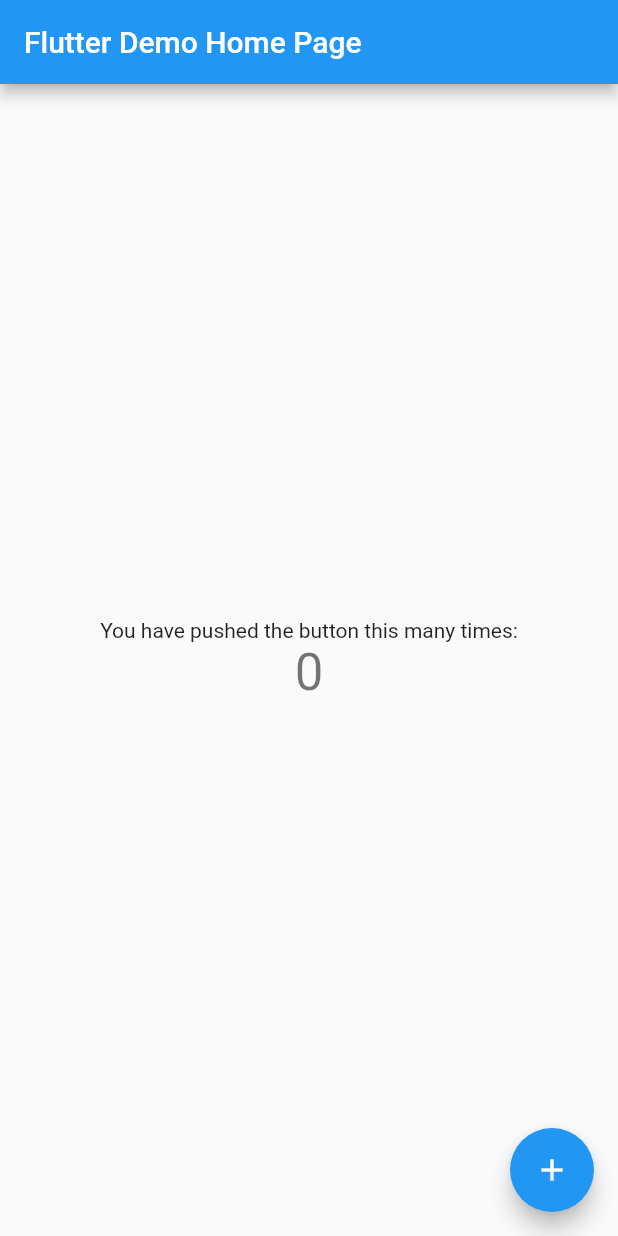
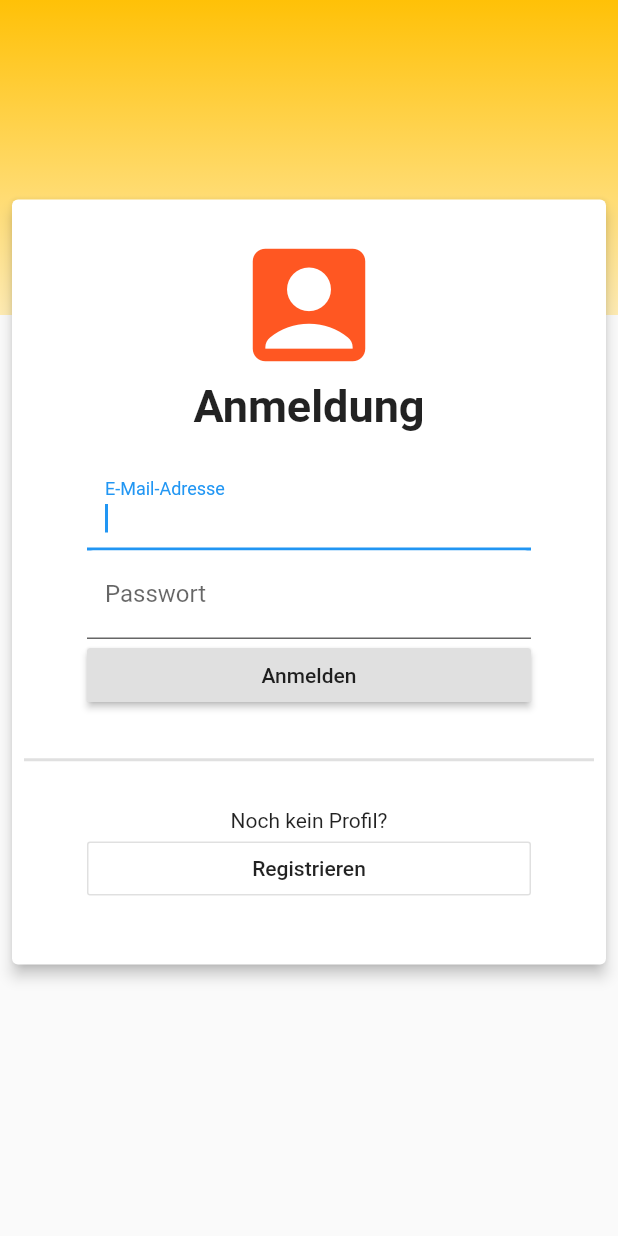
Before and after one commit to thorstenschenkel/t7coach, a Flutter app: the screen it shows after launch, on a phone screen of 412 x 824 dp. Run offline on Flutter 3.47's test engine with Material 2 defaults, Android fonts, the light colour scheme and no system bars.

Commit message:
first version of sign form

```diff
--- a/t7coach/lib/main.dart
+++ b/t7coach/lib/main.dart
@@ -1,4 +1,5 @@
 import 'package:flutter/material.dart';
+import 'package:t7coach/screens/wrapper.dart';
 
 void main() => runApp(MyApp());
 
@@ -7,7 +8,7 @@
   @override
   Widget build(BuildContext context) {
     return MaterialApp(
-      title: 'Flutter Demo',
+      title: 'T7 Coach',
       theme: ThemeData(
         // This is the theme of your application.
         //
@@ -19,93 +20,17 @@
         // Notice that the counter didn't reset back to zero; the application
         // is not restarted.
         primarySwatch: Colors.blue,
+
+//          .dark-primary-color { background: #FFA000; }
+//          .default-primary-color { background: #FFC107; }
+//          .light-primary-color { background: #FFECB3; }
+//          .text-primary-color { color: #212121; }
+//          .accent-color { background: #FF5722; }
+//          .primary-text-color { color: #212121; }
+//          .secondary-text-color { color: #757575; }
+//          .divider-color { border-color: #BDBDBD; }
       ),
-      home: MyHomePage(title: 'Flutter Demo Home Page'),
+      home: Wrapper(),
     );
   }
 }
-
-class MyHomePage extends StatefulWidget {
-  MyHomePage({Key key, this.title}) : super(key: key);
-
-  // This widget is the home page of your application. It is stateful, meaning
-  // that it has a State object (defined below) that contains fields that affect
-  // how it looks.
-
-  // This class is the configuration for the state. It holds the values (in this
-  // case the title) provided by the parent (in this case the App widget) and
-  // used by the build method of the State. Fields in a Widget subclass are
-  // always marked "final".
-
-  final String title;
-
-  @override
-  _MyHomePageState createState() => _MyHomePageState();
-}
-
-class _MyHomePageState extends State<MyHomePage> {
-  int _counter = 0;
-
-  void _incrementCounter() {
-    setState(() {
-      // This call to setState tells the Flutter framework that something has
-      // changed in this State, which causes it to rerun the build method below
-      // so that the display can reflect the updated values. If we changed
-      // _counter without calling setState(), then the build method would not be
-      // called again, and so nothing would appear to happen.
-      _counter++;
-    });
-  }
-
-  @override
-  Widget build(BuildContext context) {
-    // This method is rerun every time setState is called, for instance as done
-    // by the _incrementCounter method above.
-    //
-    // The Flutter framework has been optimized to make rerunning build methods
-    // fast, so that you can just rebuild anything that needs updating rather
-    // than having to individually change instances of widgets.
-    return Scaffold(
-      appBar: AppBar(
-        // Here we take the value from the MyHomePage object that was created by
-        // the App.build method, and use it to set our appbar title.
-        title: Text(widget.title),
-      ),
-      body: Center(
-        // Center is a layout widget. It takes a single child and positions it
-        // in the middle of the parent.
-        child: Column(
-          // Column is also a layout widget. It takes a list of children and
-          // arranges them vertically. By default, it sizes itself to fit its
-          // children horizontally, and tries to be as tall as its parent.
-          //
-          // Invoke "debug painting" (press "p" in the console, choose the
-          // "Toggle Debug Paint" action from the Flutter Inspector in Android
-          // Studio, or the "Toggle Debug Paint" command in Visual Studio Code)
-          // to see the wireframe for each widget.
-          //
-          // Column has various properties to control how it sizes itself and
-          // how it positions its children. Here we use mainAxisAlignment to
-          // center the children vertically; the main axis here is the vertical
-          // axis because Columns are vertical (the cross axis would be
-          // horizontal).
-          mainAxisAlignment: MainAxisAlignment.center,
-          children: <Widget>[
-            Text(
-              'You have pushed the button this many times:',
-            ),
-            Text(
-              '$_counter',
-              style: Theme.of(context).textTheme.display1,
-            ),
-          ],
-        ),
-      ),
-      floatingActionButton: FloatingActionButton(
-        onPressed: _incrementCounter,
-        tooltip: 'Increment',
-        child: Icon(Icons.add),
-      ), // This trailing comma makes auto-formatting nicer for build methods.
-    );
-  }
-}
--- /dev/null
+++ b/t7coach/lib/screens/authenticate/authenticate.dart
@@ -0,0 +1,27 @@
+import 'package:flutter/material.dart';
+import 'package:t7coach/screens/authenticate/register.dart';
+import 'package:t7coach/screens/authenticate/sign_in.dart';
+
+class Authenticate extends StatefulWidget {
+  @override
+  _AuthenticateState createState() => _AuthenticateState();
+}
+
+class _AuthenticateState extends State<Authenticate> {
+
+  bool showSignIn = true;
+  void toogleView() {
+    setState(() {
+      showSignIn = !showSignIn;
+    });
+  }
+
+  @override
+  Widget build(BuildContext context) {
+    if (showSignIn) {
+      return SignIn(toogleView: toogleView);
+    } else {
+      return Register(toogleView: toogleView);
+    }
+  }
+}
--- /dev/null
+++ b/t7coach/lib/screens/authenticate/register.dart
@@ -0,0 +1,17 @@
+import 'package:flutter/material.dart';
+
+class Register extends StatefulWidget {
+  final Function toogleView;
+
+  Register({this.toogleView});
+
+  @override
+  _RegisterState createState() => _RegisterState();
+}
+
+class _RegisterState extends State<Register> {
+  @override
+  Widget build(BuildContext context) {
+    return Container(child: Text('Registrierung'));
+  }
+}
--- /dev/null
+++ b/t7coach/lib/screens/authenticate/sign_in.dart
@@ -0,0 +1,26 @@
+import 'package:flutter/material.dart';
+import 'package:t7coach/screens/authenticate/sign_in_form.dart';
+import 'package:t7coach/shared/widgets/coach_bar.dart';
+
+class SignIn extends StatelessWidget {
+  final Function toogleView;
+
+  SignIn({this.toogleView});
+
+  @override
+  Widget build(BuildContext context) {
+    return Scaffold(
+        body: Stack(children: <Widget>[
+      CoachBar(210.0),
+      SingleChildScrollView(
+        child: Padding(
+          padding: EdgeInsets.only(top: 125),
+          child: Card(
+              elevation: 4.0,
+              margin: const EdgeInsets.all(8.0),
+              child: SignInForm()),
+        ),
+      ),
+    ]));
+  }
+}
--- /dev/null
+++ b/t7coach/lib/screens/authenticate/sign_in_form.dart
@@ -0,0 +1,103 @@
+import 'package:flutter/material.dart';
+import 'package:t7coach/shared/input_constants.dart';
+
+class SignInForm extends StatefulWidget {
+  final Function toogleView;
+
+  SignInForm({this.toogleView});
+
+  @override
+  _SignInFormState createState() => _SignInFormState();
+}
+
+class _SignInFormState extends State<SignInForm> {
+  String email = '';
+  String password = '';
+
+  @override
+  Widget build(BuildContext context) {
+    return Container(
+        padding: EdgeInsets.symmetric(vertical: 20, horizontal: 8),
+        child: Form(
+          child: Column(
+            children: <Widget>[
+              Icon(
+                Icons.account_box,
+                color: Colors.deepOrange,
+                size: 100.0,
+              ),
+              Text(
+                'Anmeldung',
+                style: TextStyle(fontSize: 30, fontWeight: FontWeight.w600),
+              ),
+              Container(
+                padding: EdgeInsets.symmetric(vertical: 20, horizontal: 42),
+                child: Column(
+                  crossAxisAlignment: CrossAxisAlignment.stretch,
+                  children: <Widget>[
+                    TextField(
+                      onChanged: (val) {
+                        setState(() {
+                          email = val;
+                        });
+                      },
+                      onEditingComplete: () {
+                        FocusScope.of(context).nextFocus();
+                      },
+                      autofocus: true,
+                      keyboardType: TextInputType.emailAddress,
+                      textInputAction: TextInputAction.next,
+                      decoration: textInputDecoration.copyWith(
+                          labelText: 'E-Mail-Adresse'),
+                    ),
+                    TextField(
+                      onChanged: (val) {
+                        setState(() {
+                          password = val;
+                        });
+                      },
+                      onEditingComplete: () {
+                        FocusScope.of(context).nextFocus();
+                      },
+                      keyboardType: TextInputType.visiblePassword,
+                      textInputAction: TextInputAction.done,
+                      obscureText: true,
+                      decoration:
+                          textInputDecoration.copyWith(labelText: 'Passwort'),
+                    ),
+                    RaisedButton(
+                        onPressed: () {
+                          print('Email: $email');
+                          print('Passwor: $password');
+                        },
+                        child: Text('Anmelden')),
+                  ],
+                ),
+              ),
+              Divider(
+                height: 25,
+                thickness: 2,
+              ),
+              Container(
+                padding: EdgeInsets.symmetric(vertical: 20, horizontal: 42),
+                child: Column(
+                  crossAxisAlignment: CrossAxisAlignment.stretch,
+                  children: <Widget>[
+                    Text(
+                      'Noch kein Profil?',
+                      textAlign: TextAlign.center,
+                    ),
+                    OutlineButton(
+                      onPressed: () {
+                        widget.toogleView();
+                      },
+                      child: Text('Registrieren'),
+                    ),
+                  ],
+                ),
+              )
+            ],
+          ),
+        ));
+  }
+}
--- /dev/null
+++ b/t7coach/lib/screens/home/home.dart
@@ -0,0 +1,10 @@
+import 'package:flutter/material.dart';
+
+class Home extends StatelessWidget {
+  @override
+  Widget build(BuildContext context) {
+    return Container(
+      child: Text('home'),
+    );
+  }
+}
--- /dev/null
+++ b/t7coach/lib/screens/wrapper.dart
@@ -0,0 +1,17 @@
+import 'package:flutter/material.dart';
+import 'package:t7coach/screens/authenticate/authenticate.dart';
+import 'package:t7coach/screens/home/home.dart';
+
+class Wrapper extends StatelessWidget {
+  @override
+  Widget build(BuildContext context) {
+    final user = null;
+
+    // return Home or Authenticate widget
+    if (user == null) {
+      return Authenticate();
+    } else {
+      return Home();
+    }
+  }
+}
--- /dev/null
+++ b/t7coach/lib/shared/input_constants.dart
@@ -0,0 +1,6 @@
+import 'package:flutter/material.dart';
+
+const textInputDecoration = InputDecoration(
+  fillColor: Colors.white,
+  filled: true,
+);
--- /dev/null
+++ b/t7coach/lib/shared/widgets/coach_bar.dart
@@ -0,0 +1,35 @@
+import 'package:flutter/material.dart';
+
+class CoachBar extends StatelessWidget {
+  final double height;
+
+  CoachBar(this.height);
+
+  @override
+  Widget build(BuildContext context) {
+    return Stack(
+      children: <Widget>[
+        Container(
+          decoration: new BoxDecoration(
+            gradient: new LinearGradient(
+              begin: Alignment.topCenter,
+              end: Alignment.bottomCenter,
+              colors: [Colors.amber, Colors.amber[100]],
+            ),
+          ),
+          height: height,
+        ),
+//        AppBar(
+//          backgroundColor: Colors.transparent,
+//          elevation: 0.0,
+//          centerTitle: true,
+//          title: new Text(
+//            "AirAsia",
+//            style: TextStyle(
+//                fontFamily: 'NothingYouCouldDo', fontWeight: FontWeight.bold),
+//          ),
+//        ),
+      ],
+    );
+  }
+}
```
